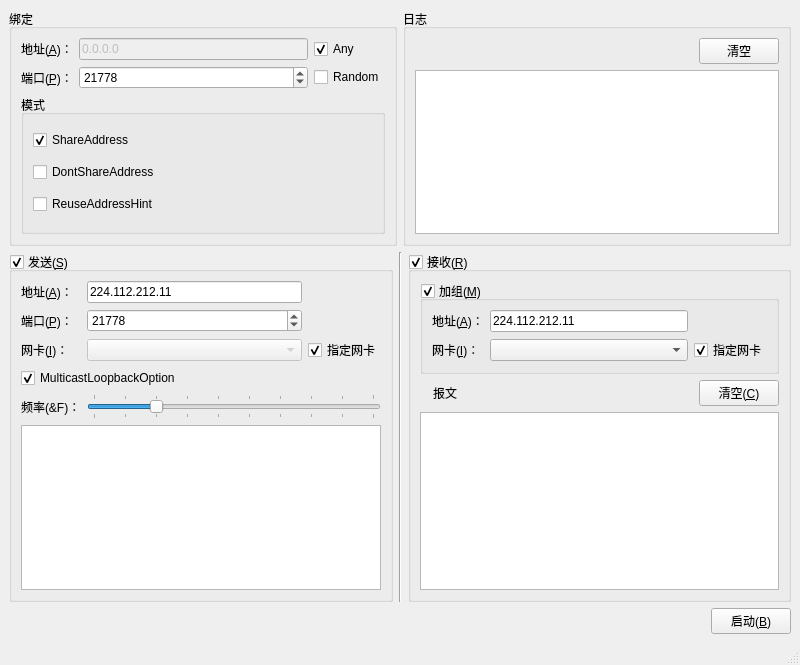
The window that mainwindow.ui (tnie/qtst) describes before a commit, drawn with Qt 5.
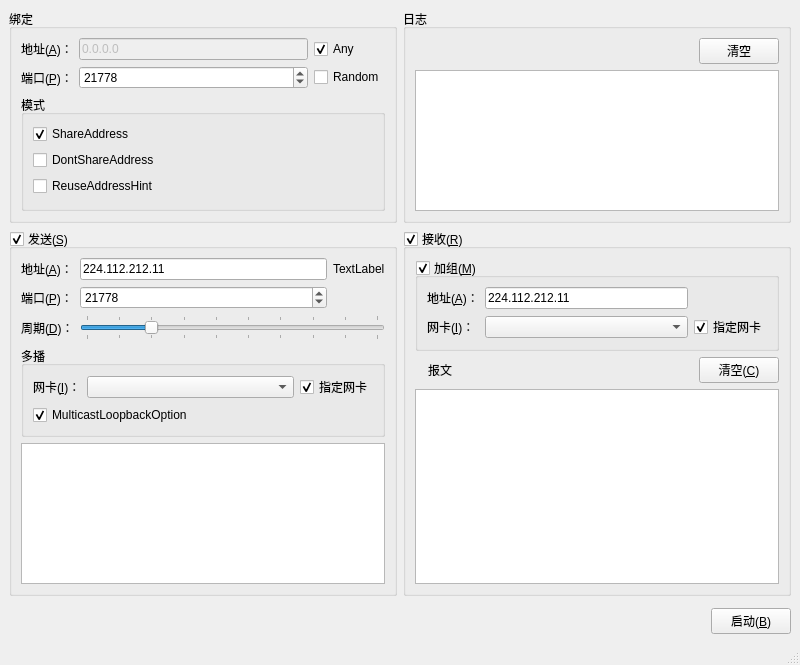
The same window after the commit.

Commit message: 重新创建 QUdpSocket 对象，因为有些设置无法清除（多播发送接口），有些设置不容易清除（已加入的组）

```diff
--- a/mainwindow.ui
+++ b/mainwindow.ui
@@ -186,58 +186,7 @@
         <property name="checked">
          <bool>true</bool>
         </property>
-        <layout class="QGridLayout" name="gridLayout_3">
-         <item row="2" column="0">
-          <widget class="QLabel" name="label_7">
-           <property name="text">
-            <string>网卡(&amp;I)：</string>
-           </property>
-           <property name="buddy">
-            <cstring>iFaceSend</cstring>
-           </property>
-          </widget>
-         </item>
-         <item row="4" column="1" colspan="2">
-          <widget class="QSlider" name="sliderFrequency">
-           <property name="minimum">
-            <number>1</number>
-           </property>
-           <property name="maximum">
-            <number>10</number>
-           </property>
-           <property name="pageStep">
-            <number>1</number>
-           </property>
-           <property name="value">
-            <number>3</number>
-           </property>
-           <property name="sliderPosition">
-            <number>3</number>
-           </property>
-           <property name="orientation">
-            <enum>Qt::Horizontal</enum>
-           </property>
-           <property name="invertedAppearance">
-            <bool>false</bool>
-           </property>
-           <property name="invertedControls">
-            <bool>false</bool>
-           </property>
-           <property name="tickPosition">
-            <enum>QSlider::TicksBothSides</enum>
-           </property>
-           <property name="tickInterval">
-            <number>1</number>
-           </property>
-          </widget>
-         </item>
-         <item row="0" column="1">
-          <widget class="QLineEdit" name="dstAddr">
-           <property name="text">
-            <string>224.112.212.11</string>
-           </property>
-          </widget>
-         </item>
+        <layout class="QGridLayout" name="gridLayout_4">
          <item row="0" column="0">
           <widget class="QLabel" name="label_6">
            <property name="text">
@@ -248,6 +197,20 @@
            </property>
           </widget>
          </item>
+         <item row="0" column="1">
+          <widget class="QLineEdit" name="dstAddr">
+           <property name="text">
+            <string>224.112.212.11</string>
+           </property>
+          </widget>
+         </item>
+         <item row="0" column="2">
+          <widget class="QLabel" name="labelAddrType">
+           <property name="text">
+            <string>TextLabel</string>
+           </property>
+          </widget>
+         </item>
          <item row="1" column="0">
           <widget class="QLabel" name="label_2">
            <property name="text">
@@ -258,23 +221,6 @@
            </property>
           </widget>
          </item>
-         <item row="3" column="0" colspan="2">
-          <widget class="QCheckBox" name="cbMulticastLoopbackOption">
-           <property name="text">
-            <string>MulticastLoopbackOption</string>
-           </property>
-           <property name="checked">
-            <bool>true</bool>
-           </property>
-          </widget>
-         </item>
-         <item row="4" column="0">
-          <widget class="QLabel" name="label_10">
-           <property name="text">
-            <string>频率(&amp;F)：</string>
-           </property>
-          </widget>
-         </item>
          <item row="1" column="1">
           <widget class="QSpinBox" name="dstPort">
            <property name="suffix">
@@ -297,24 +243,17 @@
            </property>
           </widget>
          </item>
-         <item row="2" column="1">
-          <widget class="QComboBox" name="iFaceSend">
-           <property name="enabled">
-            <bool>false</bool>
-           </property>
-          </widget>
-         </item>
-         <item row="2" column="2">
-          <widget class="QCheckBox" name="cbInterface4Send">
+         <item row="2" column="0">
+          <widget class="QLabel" name="label_10">
            <property name="text">
-            <string>指定网卡</string>
+            <string>周期(&amp;D)：</string>
            </property>
-           <property name="checked">
-            <bool>true</bool>
+           <property name="buddy">
+            <cstring>sliderFrequency</cstring>
            </property>
           </widget>
          </item>
-         <item row="5" column="0" colspan="3">
+         <item row="4" column="0" colspan="3">
           <widget class="QPlainTextEdit" name="plainTextEditSend">
            <property name="readOnly">
             <bool>true</bool>
@@ -324,16 +263,101 @@
            </property>
           </widget>
          </item>
+         <item row="2" column="1" colspan="2">
+          <widget class="QSlider" name="sliderFrequency">
+           <property name="minimum">
+            <number>1</number>
+           </property>
+           <property name="maximum">
+            <number>10</number>
+           </property>
+           <property name="pageStep">
+            <number>1</number>
+           </property>
+           <property name="value">
+            <number>3</number>
+           </property>
+           <property name="sliderPosition">
+            <number>3</number>
+           </property>
+           <property name="orientation">
+            <enum>Qt::Horizontal</enum>
+           </property>
+           <property name="invertedAppearance">
+            <bool>false</bool>
+           </property>
+           <property name="invertedControls">
+            <bool>false</bool>
+           </property>
+           <property name="tickPosition">
+            <enum>QSlider::TicksBothSides</enum>
+           </property>
+           <property name="tickInterval">
+            <number>1</number>
+           </property>
+          </widget>
+         </item>
+         <item row="3" column="0" colspan="3">
+          <widget class="QGroupBox" name="groupBoxMulti">
+           <property name="statusTip">
+            <string>多播时建议指定网卡</string>
+           </property>
+           <property name="title">
+            <string>多播</string>
+           </property>
+           <layout class="QGridLayout" name="gridLayout_3">
+            <item row="0" column="0">
+             <widget class="QLabel" name="label_7">
+              <property name="text">
+               <string>网卡(&amp;I)：</string>
+              </property>
+              <property name="buddy">
+               <cstring>iFaceSend</cstring>
+              </property>
+             </widget>
+            </item>
+            <item row="0" column="1">
+             <widget class="QComboBox" name="iFaceSend">
+              <property name="enabled">
+               <bool>true</bool>
+              </property>
+              <property name="sizePolicy">
+               <sizepolicy hsizetype="Expanding" vsizetype="Fixed">
+                <horstretch>0</horstretch>
+                <verstretch>0</verstretch>
+               </sizepolicy>
+              </property>
+             </widget>
+            </item>
+            <item row="0" column="2">
+             <widget class="QCheckBox" name="cbInterface4Send">
+              <property name="text">
+               <string>指定网卡</string>
+              </property>
+              <property name="checked">
+               <bool>true</bool>
+              </property>
+             </widget>
+            </item>
+            <item row="1" column="0" colspan="2">
+             <widget class="QCheckBox" name="cbMulticastLoopbackOption">
+              <property name="statusTip">
+               <string>多播时使用</string>
+              </property>
+              <property name="text">
+               <string>MulticastLoopbackOption</string>
+              </property>
+              <property name="checked">
+               <bool>true</bool>
+              </property>
+             </widget>
+            </item>
+           </layout>
+          </widget>
+         </item>
         </layout>
        </widget>
       </item>
-      <item>
-       <widget class="Line" name="line">
-        <property name="orientation">
-         <enum>Qt::Vertical</enum>
-        </property>
-       </widget>
-      </item>
       <item>
        <widget class="QGroupBox" name="groupBoxRecv">
         <property name="title">
@@ -451,6 +475,13 @@
       </item>
      </layout>
     </item>
+    <item>
+     <widget class="Line" name="line">
+      <property name="orientation">
+       <enum>Qt::Vertical</enum>
+      </property>
+     </widget>
+    </item>
     <item>
      <layout class="QHBoxLayout" name="horizontalLayout_5">
       <item>
```
Left out of the diff: 127 changed lines with no effect on the pictures. The commit also changes 3 other files.
